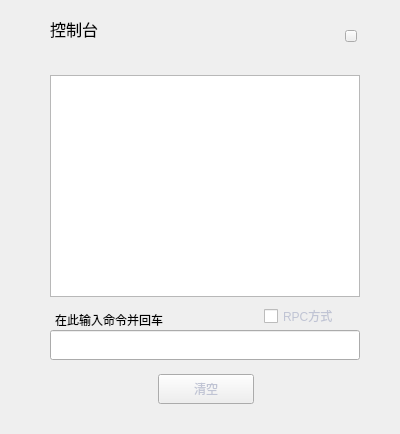
HcashOrg/hx-indicator, file LNKWallet/consoledialog.ui: the form before one commit.
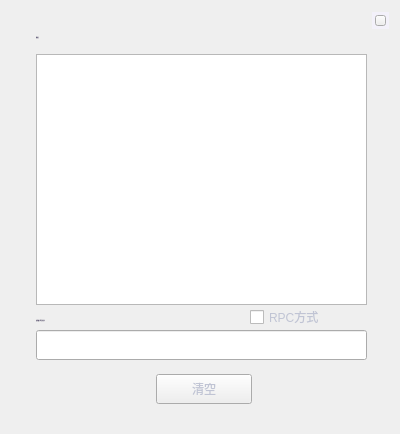
The form after the commit.

The edit to the form file:
```diff
--- a/LNKWallet/consoledialog.ui
+++ b/LNKWallet/consoledialog.ui
@@ -47,10 +47,10 @@
     <widget class="QTextBrowser" name="consoleBrowser">
      <property name="geometry">
       <rect>
-       <x>40</x>
-       <y>65</y>
-       <width>310</width>
-       <height>222</height>
+       <x>26</x>
+       <y>44</y>
+       <width>331</width>
+       <height>251</height>
       </rect>
      </property>
      <property name="font">
@@ -65,13 +65,13 @@
       <enum>Qt::DefaultContextMenu</enum>
      </property>
      <property name="styleSheet">
-      <string notr="true">color: rgb(0, 0, 0);</string>
+      <string notr="true"/>
      </property>
     </widget>
     <widget class="QToolButton" name="clearBtn">
      <property name="geometry">
       <rect>
-       <x>148</x>
+       <x>146</x>
        <y>364</y>
        <width>96</width>
        <height>30</height>
@@ -100,9 +100,9 @@
     <widget class="QLineEdit" name="consoleLineEdit">
      <property name="geometry">
       <rect>
-       <x>40</x>
+       <x>26</x>
        <y>320</y>
-       <width>310</width>
+       <width>331</width>
        <height>30</height>
       </rect>
      </property>
@@ -121,22 +121,24 @@
     <widget class="QLabel" name="label">
      <property name="geometry">
       <rect>
-       <x>40</x>
-       <y>8</y>
-       <width>80</width>
+       <x>26</x>
+       <y>17</y>
+       <width>91</width>
        <height>21</height>
       </rect>
      </property>
      <property name="font">
       <font>
-       <family>Microsoft YaHei UI Light</family>
-       <pointsize>12</pointsize>
-       <weight>50</weight>
+       <family>微软雅黑</family>
+       <pointsize>-1</pointsize>
+       <weight>9</weight>
+       <italic>false</italic>
        <bold>false</bold>
       </font>
      </property>
      <property name="styleSheet">
-      <string notr="true">color: rgb(0, 0, 0);</string>
+      <string notr="true">color: rgb(52,37,90);
+font: 75 18px &quot;微软雅黑&quot;;</string>
      </property>
      <property name="text">
       <string>控制台</string>
@@ -148,10 +150,10 @@
     <widget class="QToolButton" name="closeBtn">
      <property name="geometry">
       <rect>
-       <x>335</x>
-       <y>20</y>
-       <width>12</width>
-       <height>12</height>
+       <x>365</x>
+       <y>5</y>
+       <width>11</width>
+       <height>11</height>
       </rect>
      </property>
      <property name="cursor">
@@ -167,7 +169,7 @@
     <widget class="QLabel" name="label_2">
      <property name="geometry">
       <rect>
-       <x>45</x>
+       <x>26</x>
        <y>300</y>
        <width>311</width>
        <height>20</height>
@@ -175,14 +177,16 @@
      </property>
      <property name="font">
       <font>
-       <family>Microsoft YaHei UI Light</family>
-       <weight>50</weight>
+       <family>微软雅黑</family>
+       <pointsize>-1</pointsize>
+       <weight>6</weight>
        <italic>false</italic>
        <bold>false</bold>
       </font>
      </property>
      <property name="styleSheet">
-      <string notr="true">color: rgb(0, 0, 0);</string>
+      <string notr="true">color: rgb(52,37,90);
+font: 53 10px &quot;微软雅黑&quot;;</string>
      </property>
      <property name="text">
       <string>在此输入命令并回车</string>
@@ -191,8 +195,8 @@
     <widget class="QCheckBox" name="checkBox">
      <property name="geometry">
       <rect>
-       <x>254</x>
-       <y>296</y>
+       <x>240</x>
+       <y>297</y>
        <width>91</width>
        <height>20</height>
       </rect>
@@ -204,6 +208,30 @@
       <string>RPC方式</string>
      </property>
     </widget>
+    <widget class="QLabel" name="label_3">
+     <property name="geometry">
+      <rect>
+       <x>362</x>
+       <y>2</y>
+       <width>17</width>
+       <height>17</height>
+      </rect>
+     </property>
+     <property name="styleSheet">
+      <string notr="true">background-color: rgb(243, 241, 250);</string>
+     </property>
+     <property name="text">
+      <string/>
+     </property>
+    </widget>
+    <zorder>consoleBrowser</zorder>
+    <zorder>clearBtn</zorder>
+    <zorder>consoleLineEdit</zorder>
+    <zorder>label</zorder>
+    <zorder>label_2</zorder>
+    <zorder>checkBox</zorder>
+    <zorder>label_3</zorder>
+    <zorder>closeBtn</zorder>
    </widget>
   </widget>
  </widget>
```
